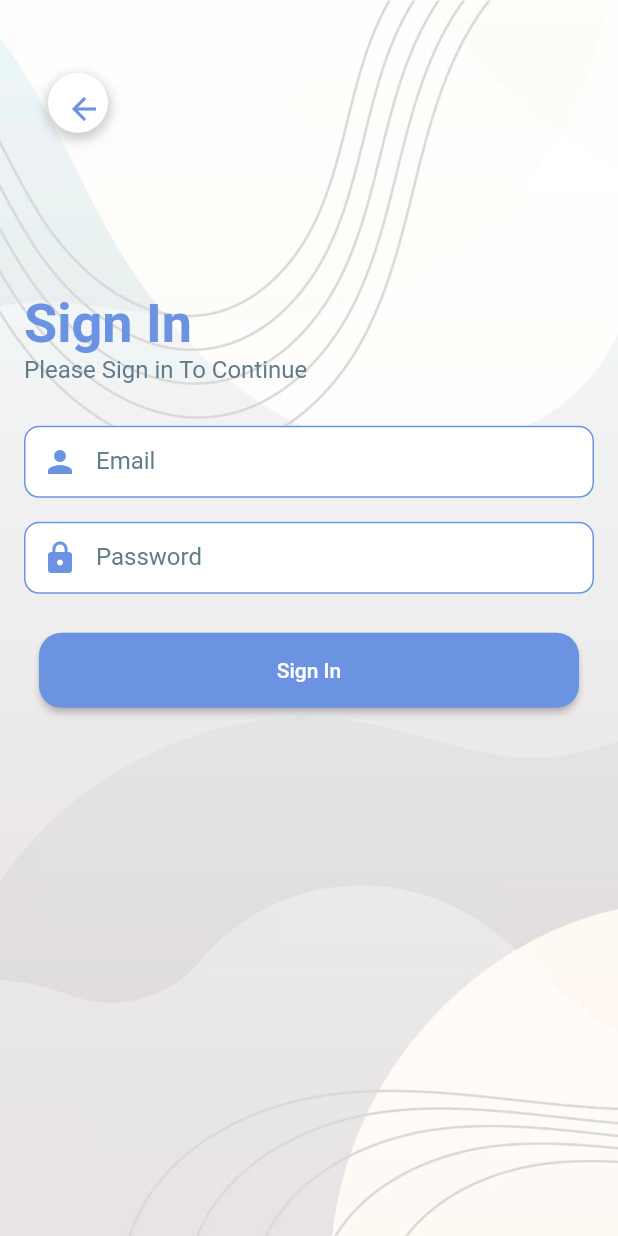
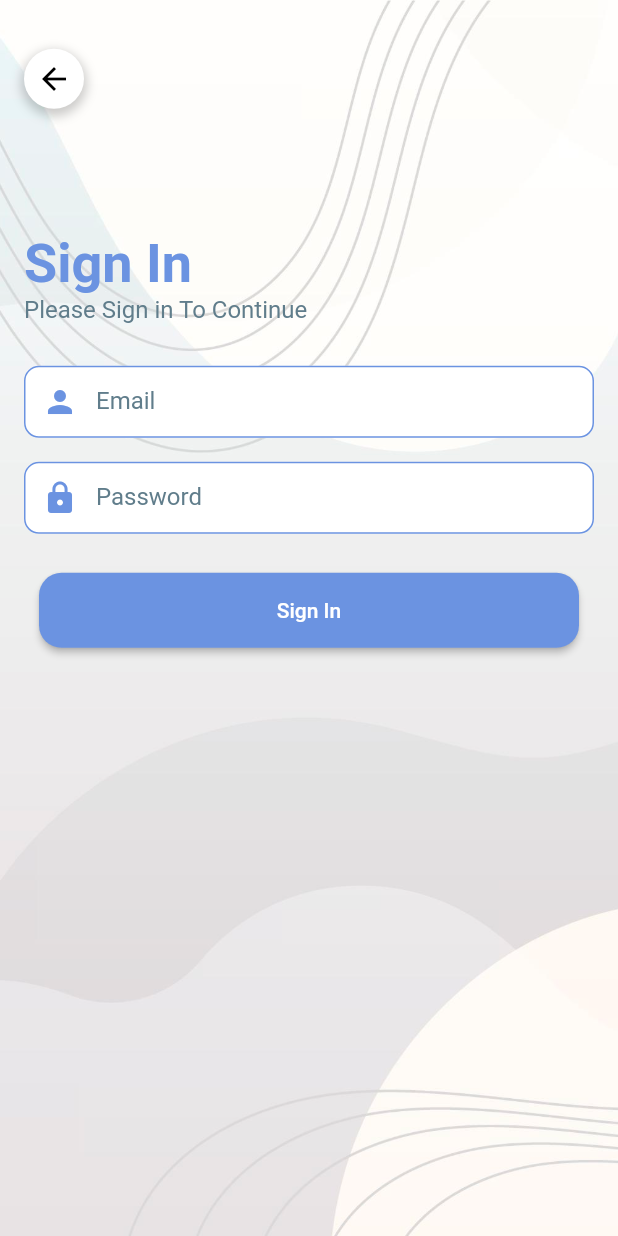
Before and after one commit to SamGun-Official/Donater.ly, a Flutter app: the screen it shows after launch, after a tap on "Sign In", on a phone screen of 412 x 824 dp. Run offline on Flutter 3.47's test engine with Material 2 defaults, Android fonts, the phone set to English and light mode, and no system bars; our stand-ins replace cloud_firestore, firebase_auth, firebase_core; accounts and stored records are empty; network calls fail.

Commit message:
fIxing Inkwell in login and register

```diff
--- a/lib/donater_screen/profile_screen.dart
+++ b/lib/donater_screen/profile_screen.dart
@@ -71,7 +71,7 @@ class _ProfileScreenState extends State<ProfileScreen> {
                     Navigator.push(
                       context,
                       MaterialPageRoute(
-                          builder: (context) => const ProfilePage()),
+                          builder: (context) => const DonaterEditProfileScreen()),
                     );
                   },
                   child: Card(
--- a/lib/login_page_screen.dart
+++ b/lib/login_page_screen.dart
@@ -73,16 +73,16 @@ class LoginPage extends StatelessWidget {
                             0.02), // Added extra space to align the back button properly
                     Align(
                       alignment: Alignment.topLeft,
-                      child: Padding(
-                        padding: const EdgeInsets.all(16.0),
-                        child: Stack(
-                          children: [
-                            Container(
+                      child:   InkWell(
+                        onTap: () {
+                           Navigator.pushNamed(context, MenuScreen.routeName);
+                        },
+                        child: Container(
                           decoration: BoxDecoration(
                             shape: BoxShape.circle,
                             boxShadow: [
                               BoxShadow(
-                                    color: Colors.grey.withOpacity(0.5),
+                                color: Colors.black.withOpacity(0.2),
                                 spreadRadius: 2,
                                 blurRadius: 5,
                                 offset: const Offset(0, 3),
@@ -91,19 +91,8 @@ class LoginPage extends StatelessWidget {
                           ),
                           child: const CircleAvatar(
                             backgroundColor: Colors.white,
-                                radius: 20,
+                            child: Icon(Icons.arrow_back, color: Colors.black),
                           ),
-                            ),
-                            IconButton(
-                              icon: const Icon(
-                                Icons.arrow_back,
-                                color: Color.fromRGBO(107, 147, 225, 1),
-                              ),
-                              onPressed: () {
-                                Navigator.pushNamed(context, '/menu_page_screen');
-                              },
-                            ),
-                          ],
                         ),
                       ),
                     ),
--- a/lib/splash_screen.dart
+++ b/lib/splash_screen.dart
@@ -38,7 +38,7 @@ class _SplashScreenState extends State<SplashScreen> {
             children: [
               Container(margin: const EdgeInsets.all(20.0), child: Image.asset('images/logo.jpg')),
               const SizedBox(height: 24),
-              const CircularProgressIndicator(),
+              // const CircularProgressIndicator(),
             ],
           ),
         ),
```
Also changed, not shown: lib/donater_screen/edit_profile_screen.dart (+6 -1 lines), lib/register_page_screen.dart (+7 -19 lines). Lines whose indentation alone changed are shown as unchanged.
